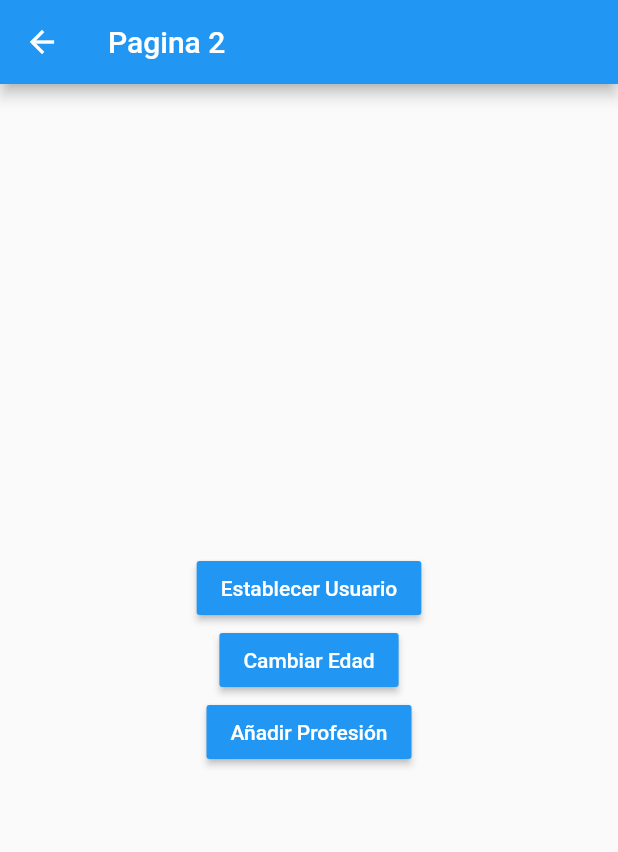
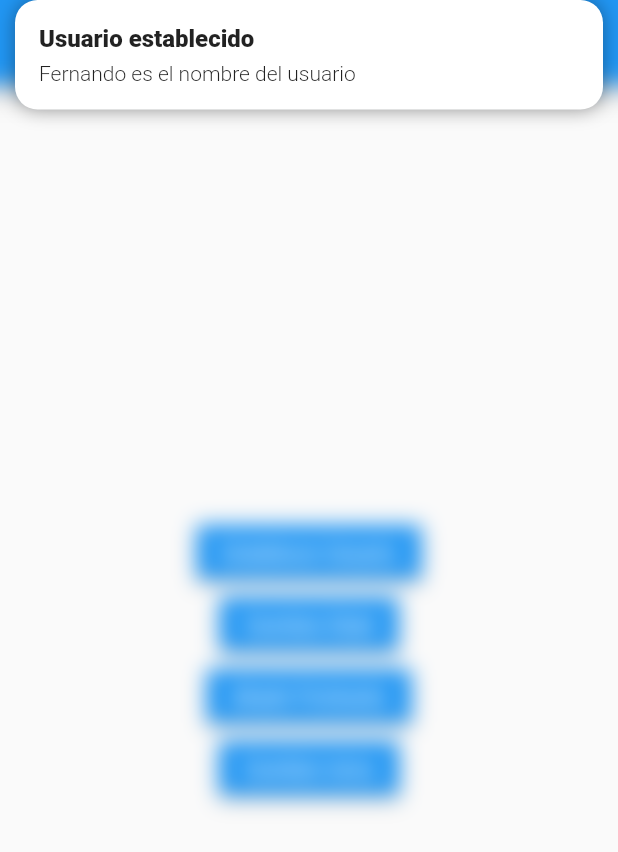
Before and after one commit to jjcc0410/flutter-manejadores-de-estado, a Flutter app: the Pagina2Page screen opened by its route, after a tap on "Establecer Usuario", on a phone screen of 412 x 824 dp. Shown: the top 852 px of the screen. Run offline on Flutter 3.47's test engine with Material 2 defaults, Android fonts, the phone set to English and light mode, and no system bars; our stand-ins replace get.

Commit message:
final commit

```diff
--- a/lib/models/usuario.dart
+++ b/lib/models/usuario.dart
@@ -4,8 +4,8 @@ class Usuario {
   List<String> profesiones;
 
   Usuario({
-    required this.nombre,
-    required this.edad,
-    required this.profesiones,
+    this.nombre = '',
+    this.edad = 0,
+    this.profesiones = const [],
   });
 }
--- a/lib/pages/pagina2_page.dart
+++ b/lib/pages/pagina2_page.dart
@@ -1,8 +1,13 @@
+import 'package:estados/controllers/usuario_controller.dart';
+import 'package:estados/models/usuario.dart';
 import 'package:flutter/material.dart';
+import 'package:get/get.dart';
 
 class Pagina2Page extends StatelessWidget {
   @override
   Widget build(BuildContext context) {
+    final usuarioCtrl = Get.find<UsuarioController>();
+
     return Scaffold(
       appBar: AppBar(
         title: const Text('Pagina 2'),
@@ -13,23 +18,46 @@ class Pagina2Page extends StatelessWidget {
         children: [
           MaterialButton(
               color: Colors.blue,
-              onPressed: () {},
+              onPressed: () {
+                usuarioCtrl
+                    .cargarUsuario(Usuario(nombre: 'Fernando', edad: 35));
+                Get.snackbar(
+                    'Usuario establecido', 'Fernando es el nombre del usuario',
+                    backgroundColor: Colors.white,
+                    boxShadows: [
+                      const BoxShadow(
+                        color: Colors.black38,
+                        blurRadius: 10,
+                      )
+                    ]);
+              },
               child: const Text(
                 'Establecer Usuario',
                 style: TextStyle(color: Colors.white),
               )),
           MaterialButton(
               color: Colors.blue,
-              onPressed: () {},
+              onPressed: () => usuarioCtrl.cambiarEdad(25),
               child: const Text(
                 'Cambiar Edad',
                 style: TextStyle(color: Colors.white),
               )),
           MaterialButton(
               color: Colors.blue,
-              onPressed: () {},
+              onPressed: () => usuarioCtrl.agregarProfesion(
+                  'Profesión #${usuarioCtrl.profesionesCount + 1}'),
               child: const Text(
                 'Añadir Profesión',
+                style: TextStyle(color: Colors.white),
+              )),
+          MaterialButton(
+              color: Colors.blue,
+              onPressed: () {
+                Get.changeTheme(
+                    Get.isDarkMode ? ThemeData.light() : ThemeData.dark());
+              },
+              child: const Text(
+                'Cambiar tema',
                 style: TextStyle(color: Colors.white),
               )),
         ],
--- a/pubspec.yaml
+++ b/pubspec.yaml
@@ -36,6 +36,7 @@ dependencies:
   # The following adds the Cupertino Icons font to your application.
   # Use with the CupertinoIcons class for iOS style icons.
   cupertino_icons: ^1.0.2
+  get: ^4.6.5
 
 dev_dependencies:
   flutter_test:
```
Also changed, not shown: lib/main.dart (+10 -5 lines), lib/pages/pagina1_page.dart (+43 -13 lines), pubspec.lock.
